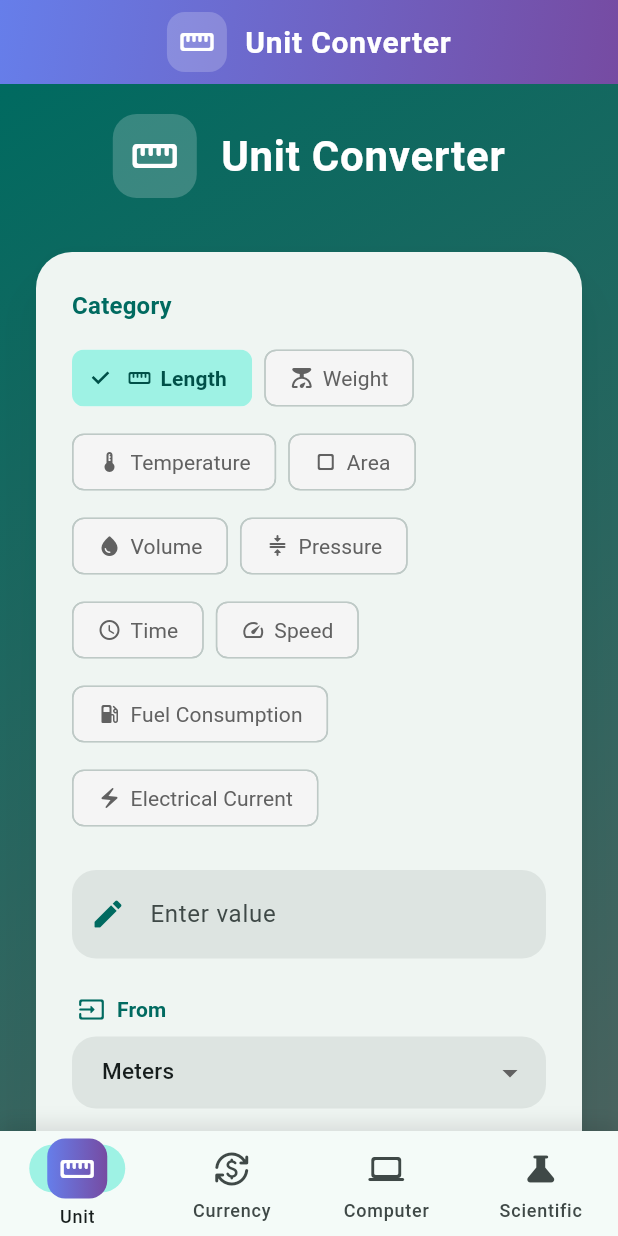
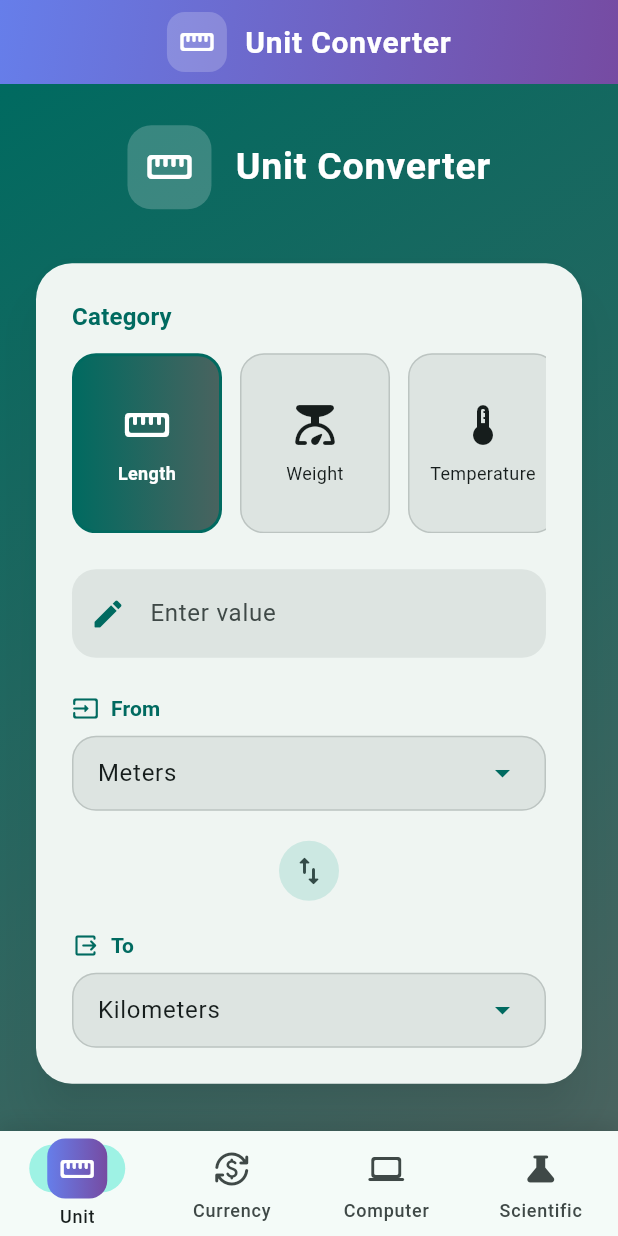
Before and after one commit to Cheni-SllitA/SmartConverter, a Flutter app: the screen it shows after launch, on a phone screen of 412 x 824 dp. Run offline on Flutter 3.47's test engine with Material 3 defaults, Android fonts, the phone set to English and light mode, and no system bars.

```diff
--- a/lib/screens/unit_converter_screen.dart
+++ b/lib/screens/unit_converter_screen.dart
@@ -29,7 +29,6 @@ class _UnitConverterScreenState extends State<UnitConverterScreen> {
     'Electrical Current': ['Amperes', 'Milliamperes', 'Microamperes', 'Kiloamperes'],
   };
 
-  // Category icons for better visual identification
   final Map<String, IconData> categoryIcons = {
     'Length': Icons.straighten_rounded,
     'Weight': Icons.scale_rounded,
@@ -73,7 +72,6 @@ class _UnitConverterScreenState extends State<UnitConverterScreen> {
     final input = double.tryParse(_controller.text);
     if (input == null) return;
 
-    // Direct conversion (no isolate needed)
     final convertedValue = _performConversion(
       _category,
       input,
@@ -183,7 +181,7 @@ class _UnitConverterScreenState extends State<UnitConverterScreen> {
                     const Text(
                       'Unit Converter',
                       style: TextStyle(
-                        fontSize: 28,
+                        fontSize: 25,
                         color: Colors.white,
                         fontWeight: FontWeight.bold,
                         letterSpacing: 0.5,
@@ -205,7 +203,7 @@ class _UnitConverterScreenState extends State<UnitConverterScreen> {
                     child: Column(
                       crossAxisAlignment: CrossAxisAlignment.start,
                       children: [
-                        // Category selector with chips
+                        // Category selector
                         Text(
                           'Category',
                           style: theme.textTheme.titleMedium?.copyWith(
@@ -214,41 +212,24 @@ class _UnitConverterScreenState extends State<UnitConverterScreen> {
                           ),
                         ),
                         const SizedBox(height: 12),
-                        Wrap(
-                          spacing: 8,
-                          runSpacing: 8,
-                          children: unitCategories.keys.map((category) {
+                        SizedBox(
+                          height: 120,
+                          child: ListView.builder(
+                            scrollDirection: Axis.horizontal,
+                            itemCount: unitCategories.keys.length,
+                            itemBuilder: (context, index) {
+                              final category = unitCategories.keys.elementAt(index);
                               final isSelected = category == _category;
-                            return FilterChip(
-                              selected: isSelected,
-                              label: Row(
-                                mainAxisSize: MainAxisSize.min,
-                                children: [
-                                  Icon(
-                                    categoryIcons[category],
-                                    size: 16,
-                                    color: isSelected
-                                        ? colorScheme.onPrimaryContainer
-                                        : Colors.grey[700],
+                              return Padding(
+                                padding: const EdgeInsets.only(right: 12),
+                                child: _buildCategoryCard(
+                                  category,
+                                  isSelected,
+                                  colorScheme,
                                 ),
-                                  const SizedBox(width: 6),
-                                  Text(category),
-                                ],
+                              );
+                            },
                           ),
-                              onSelected: (_) => _onCategoryChange(category),
-                              backgroundColor: Colors.grey[100],
-                              selectedColor: colorScheme.primaryContainer,
-                              labelStyle: TextStyle(
-                                color: isSelected
-                                    ? colorScheme.onPrimaryContainer
-                                    : Colors.grey[700],
-                                fontWeight: isSelected
-                                    ? FontWeight.w600
-                                    : FontWeight.normal,
-                              ),
-                              checkmarkColor: colorScheme.onPrimaryContainer,
-                            );
-                          }).toList(),
                         ),
                         const SizedBox(height: 24),
 
@@ -325,7 +306,7 @@ class _UnitConverterScreenState extends State<UnitConverterScreen> {
                           },
                         ),
 
-                        // Result with smooth animation
+                        // Result
                         AnimatedSize(
                           duration: const Duration(milliseconds: 300),
                           curve: Curves.easeInOut,
@@ -403,11 +384,65 @@ class _UnitConverterScreenState extends State<UnitConverterScreen> {
     );
   }
 
+  Widget _buildCategoryCard(
+    String category,
+    bool isSelected,
+    ColorScheme colorScheme,
+  ) {
+    return GestureDetector(
+      onTap: () => _onCategoryChange(category),
+      child: AnimatedContainer(
+        duration: const Duration(milliseconds: 200),
+        width: 100,
+        decoration: BoxDecoration(
+          gradient: isSelected
+              ? LinearGradient(
+                  colors: [colorScheme.primary, colorScheme.secondary],
+                )
+              : null,
+          color: isSelected ? null : colorScheme.surfaceContainerHighest,
+          borderRadius: BorderRadius.circular(16),
+          border: Border.all(
+            color: isSelected
+                ? colorScheme.primary
+                : colorScheme.outline.withOpacity(0.3),
+            width: isSelected ? 2 : 1,
+          ),
+        ),
+        child: Column(
+          mainAxisAlignment: MainAxisAlignment.center,
+          children: [
+            Icon(
+              categoryIcons[category],
+              color: isSelected ? Colors.white : colorScheme.onSurface,
+              size: 32,
+            ),
+            const SizedBox(height: 8),
+            Padding(
+              padding: const EdgeInsets.symmetric(horizontal: 8),
+              child: Text(
+                category,
+                style: TextStyle(
+                  fontSize: 12,
+                  fontWeight: isSelected ? FontWeight.w600 : FontWeight.normal,
+                  color: isSelected ? Colors.white : colorScheme.onSurface,
+                ),
+                textAlign: TextAlign.center,
+                maxLines: 2,
+                overflow: TextOverflow.ellipsis,
+              ),
+            ),
+          ],
+        ),
+      ),
+    );
+  }
+
   Widget _buildUnitSelector(
     String label,
-    String value,
+    String currentUnit,
     IconData icon,
-    Function(String?) onChanged,
+    void Function(String?) onChanged,
   ) {
     final theme = Theme.of(context);
     final colorScheme = theme.colorScheme;
@@ -415,9 +450,7 @@ class _UnitConverterScreenState extends State<UnitConverterScreen> {
     return Column(
       crossAxisAlignment: CrossAxisAlignment.start,
       children: [
-        Padding(
-          padding: const EdgeInsets.only(left: 4, bottom: 8),
-          child: Row(
+        Row(
           children: [
             Icon(icon, size: 18, color: colorScheme.primary),
             const SizedBox(width: 8),
@@ -430,31 +463,35 @@ class _UnitConverterScreenState extends State<UnitConverterScreen> {
             ),
           ],
         ),
+        const SizedBox(height: 8),
+        Container(
+          padding: const EdgeInsets.symmetric(horizontal: 16),
+          decoration: BoxDecoration(
+            color: colorScheme.surfaceContainerHighest,
+            borderRadius: BorderRadius.circular(16),
+            border: Border.all(
+              color: colorScheme.outline.withOpacity(0.3),
             ),
-        DropdownButtonFormField<String>(
-          value: value,
+          ),
+          child: DropdownButtonHideUnderline(
+            child: DropdownButton<String>(
+              value: currentUnit,
               isExpanded: true,
-          decoration: InputDecoration(
-            filled: true,
-            fillColor: colorScheme.surfaceContainerHighest,
-            border: OutlineInputBorder(
+              icon: Icon(Icons.arrow_drop_down, color: colorScheme.primary),
+              style: theme.textTheme.bodyLarge?.copyWith(
+                color: colorScheme.onSurface,
+              ),
+              dropdownColor: colorScheme.surface,
               borderRadius: BorderRadius.circular(16),
-              borderSide: BorderSide.none,
+              items: unitCategories[_category]!.map((String unit) {
+                return DropdownMenuItem<String>(
+                  value: unit,
+                  child: Text(unit),
+                );
+              }).toList(),
+              onChanged: onChanged,
             ),
-            contentPadding:
-                const EdgeInsets.symmetric(horizontal: 16, vertical: 12),
           ),
-          items: unitCategories[_category]!
-              .map((u) => DropdownMenuItem(
-                    value: u,
-                    child: Text(
-                      u,
-                      overflow: TextOverflow.ellipsis,
-                      style: const TextStyle(fontSize: 15),
-                    ),
-                  ))
-              .toList(),
-          onChanged: onChanged,
         ),
       ],
     );
@@ -466,7 +503,8 @@ class _UnitConverterScreenState extends State<UnitConverterScreen> {
     } else if (value.abs() < 0.0001 && value != 0) {
       return value.toStringAsExponential(4);
     } else {
-      return value.toStringAsFixed(value.truncateToDouble() == value ? 0 : 6)
+      return value
+          .toStringAsFixed(value.truncateToDouble() == value ? 0 : 6)
           .replaceAll(RegExp(r'\.?0+$'), '');
     }
   }
```
Also changed, not shown: lib/screens/computer_unit_converter_screen.dart (+107 -41 lines), lib/screens/scientific_unit_converter_screen.dart (+47 -29 lines), lib/services/conversion_service.dart (+169 -147 lines). Lines whose indentation alone changed are shown as unchanged.
